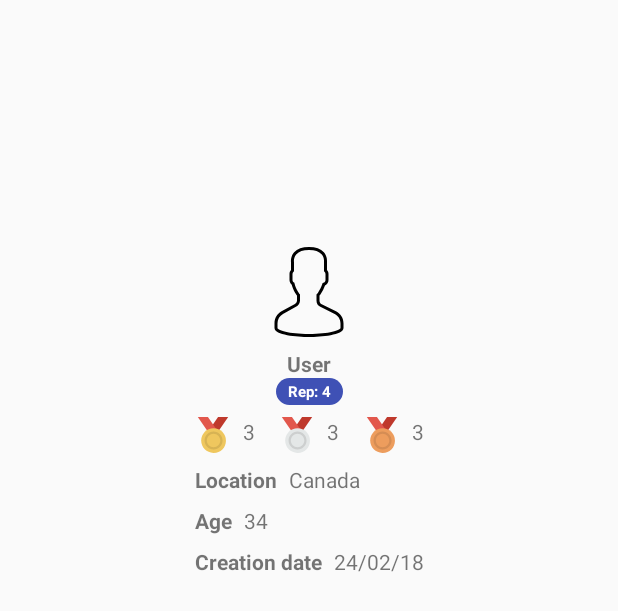
After one commit to AndrzejRyl/StackExchangeUsersList, an Android app: the layout fragment_details.xml on its own in the app's theme, with its tools: preview values and no code run, on a phone screen of 412 x 824 dp. The commit adds this screen. Shown: the top 611 px of the screen. Run offline under Robolectric (Android 15) with nearby library versions, the phone set to English and light mode, and no system bars.

Commit message:
Add details fragment layout

```diff
--- a/app/build.gradle
+++ b/app/build.gradle
@@ -14,6 +14,7 @@ android {
         versionCode 1
         versionName "1.0"
         testInstrumentationRunner "android.support.test.runner.AndroidJUnitRunner"
+        vectorDrawables.useSupportLibrary = true
     }
     buildTypes {
         release {
@@ -37,6 +38,7 @@ dependencies {
 
     implementation "com.android.support:appcompat-v7:$support_version"
     implementation 'com.android.support.constraint:constraint-layout:1.0.2'
+    implementation "com.android.support:recyclerview-v7:$support_version"
 
     testImplementation 'junit:junit:4.12'
     androidTestImplementation 'com.android.support.test:runner:1.0.1'
@@ -48,6 +50,10 @@ dependencies {
     implementation "com.google.dagger:dagger-android:$dagger2_version"
     implementation "com.google.dagger:dagger-android-support:$dagger2_version"
     kapt "com.google.dagger:dagger-android-processor:$dagger2_version"
+
+    //ButterKnife
+    implementation "com.jakewharton:butterknife:$butterknife_version"
+    kapt "com.jakewharton:butterknife-compiler:$butterknife_version"
 }
 repositories {
     mavenCentral()
--- /dev/null
+++ b/app/src/main/res/drawable/ic_bronze_medal.xml
@@ -0,0 +1,8 @@
+<!--<div>Icons made by <a href="https://www.flaticon.com/authors/pixel-buddha" title="Pixel Buddha">Pixel Buddha</a> from <a href="https://www.flaticon.com/" title="Flaticon">www.flaticon.com</a> is licensed by <a href="http://creativecommons.org/licenses/by/3.0/" title="Creative Commons BY 3.0" target="_blank">CC 3.0 BY</a></div>-->
+<vector android:height="24dp" android:viewportHeight="300.439"
+    android:viewportWidth="300.439" android:width="24dp" xmlns:android="http://schemas.android.com/apk/res/android">
+    <path android:fillColor="#BF392C" android:pathData="M276.97,0h-84.5L70.42,178.38h84.5L276.97,0z"/>
+    <path android:fillColor="#E2574C" android:pathData="M23.47,0h84.5l122.05,178.38h-84.5L23.47,0z"/>
+    <path android:fillColor="#ED9D5D" android:pathData="M154.91,93.89c57.27,0 103.28,46.01 103.28,103.28s-46.01,103.28 -103.28,103.28S51.64,254.43 51.64,197.16S97.64,93.89 154.91,93.89z"/>
+    <path android:fillColor="#D58D54" android:pathData="M154.91,122.05c-41.31,0 -75.11,33.8 -75.11,75.11s33.8,75.11 75.11,75.11s75.11,-33.8 75.11,-75.11S196.22,122.05 154.91,122.05zM154.91,253.49c-30.98,0 -56.33,-25.35 -56.33,-56.33s25.35,-56.33 56.33,-56.33s56.33,25.35 56.33,56.33S185.9,253.49 154.91,253.49z"/>
+</vector>
--- /dev/null
+++ b/app/src/main/res/drawable/ic_gold_medal.xml
@@ -0,0 +1,8 @@
+<!--<div>Icons made by <a href="https://www.flaticon.com/authors/pixel-buddha" title="Pixel Buddha">Pixel Buddha</a> from <a href="https://www.flaticon.com/" title="Flaticon">www.flaticon.com</a> is licensed by <a href="http://creativecommons.org/licenses/by/3.0/" title="Creative Commons BY 3.0" target="_blank">CC 3.0 BY</a></div>-->
+<vector android:height="24dp" android:viewportHeight="300.439"
+    android:viewportWidth="300.439" android:width="24dp" xmlns:android="http://schemas.android.com/apk/res/android">
+    <path android:fillColor="#BF392C" android:pathData="M276.97,0h-84.5L70.42,178.38h84.5L276.97,0z"/>
+    <path android:fillColor="#E2574C" android:pathData="M23.47,0h84.5l122.05,178.38h-84.5L23.47,0z"/>
+    <path android:fillColor="#EFC75E" android:pathData="M154.91,93.89c57.27,0 103.28,46.01 103.28,103.28s-46.01,103.28 -103.28,103.28S51.64,254.43 51.64,197.16S97.64,93.89 154.91,93.89z"/>
+    <path android:fillColor="#D7B354" android:pathData="M154.91,122.05c-41.31,0 -75.11,33.8 -75.11,75.11s33.8,75.11 75.11,75.11s75.11,-33.8 75.11,-75.11S196.22,122.05 154.91,122.05zM154.91,253.49c-30.98,0 -56.33,-25.35 -56.33,-56.33s25.35,-56.33 56.33,-56.33s56.33,25.35 56.33,56.33S185.9,253.49 154.91,253.49z"/>
+</vector>
--- /dev/null
+++ b/app/src/main/res/drawable/ic_search_black_24dp.xml
@@ -0,0 +1,9 @@
+<vector xmlns:android="http://schemas.android.com/apk/res/android"
+        android:width="24dp"
+        android:height="24dp"
+        android:viewportWidth="24.0"
+        android:viewportHeight="24.0">
+    <path
+        android:fillColor="#FF000000"
+        android:pathData="M15.5,14h-0.79l-0.28,-0.27C15.41,12.59 16,11.11 16,9.5 16,5.91 13.09,3 9.5,3S3,5.91 3,9.5 5.91,16 9.5,16c1.61,0 3.09,-0.59 4.23,-1.57l0.27,0.28v0.79l5,4.99L20.49,19l-4.99,-5zM9.5,14C7.01,14 5,11.99 5,9.5S7.01,5 9.5,5 14,7.01 14,9.5 11.99,14 9.5,14z"/>
+</vector>
--- /dev/null
+++ b/app/src/main/res/drawable/ic_silver_medal.xml
@@ -0,0 +1,8 @@
+<!--<div>Icons made by <a href="https://www.flaticon.com/authors/pixel-buddha" title="Pixel Buddha">Pixel Buddha</a> from <a href="https://www.flaticon.com/" title="Flaticon">www.flaticon.com</a> is licensed by <a href="http://creativecommons.org/licenses/by/3.0/" title="Creative Commons BY 3.0" target="_blank">CC 3.0 BY</a></div>-->
+<vector android:height="24dp" android:viewportHeight="300.439"
+    android:viewportWidth="300.439" android:width="24dp" xmlns:android="http://schemas.android.com/apk/res/android">
+    <path android:fillColor="#BF392C" android:pathData="M276.97,0h-84.5L70.42,178.38h84.5L276.97,0z"/>
+    <path android:fillColor="#E2574C" android:pathData="M23.47,0h84.5l122.05,178.38h-84.5L23.47,0z"/>
+    <path android:fillColor="#E4E7E7" android:pathData="M154.91,93.89c57.27,0 103.28,46.01 103.28,103.28s-46.01,103.28 -103.28,103.28S51.64,254.43 51.64,197.16S97.64,93.89 154.91,93.89z"/>
+    <path android:fillColor="#CDCFCF" android:pathData="M154.91,122.05c-41.31,0 -75.11,33.8 -75.11,75.11s33.8,75.11 75.11,75.11s75.11,-33.8 75.11,-75.11S196.22,122.05 154.91,122.05zM154.91,253.49c-30.98,0 -56.33,-25.35 -56.33,-56.33s25.35,-56.33 56.33,-56.33s56.33,25.35 56.33,56.33S185.9,253.49 154.91,253.49z"/>
+</vector>
--- /dev/null
+++ b/app/src/main/res/drawable/ic_user.xml
@@ -0,0 +1,10 @@
+<!--Icons made by <a href="https://www.flaticon.com/authors/smashicons" title="Smashicons">Smashicons</a> from <a href="https://www.flaticon.com/" title="Flaticon">www.flaticon.com</a> is licensed by <a href="http://creativecommons.org/licenses/by/3.0/" title="Creative Commons BY 3.0" target="_blank">CC 3.0 BY</a>-->
+<vector xmlns:android="http://schemas.android.com/apk/res/android"
+    android:width="60dp"
+    android:height="60dp"
+    android:viewportHeight="60.0"
+    android:viewportWidth="60.0">
+    <path
+        android:fillColor="#FF000000"
+        android:pathData="M48.01,42.89l-9.55,-4.78C37.56,37.66 37,36.76 37,35.75v-3.38c0.23,-0.28 0.47,-0.6 0.72,-0.95c1.24,-1.75 2.23,-3.7 2.95,-5.8C42.08,24.97 43,23.58 43,22v-4c0,-0.96 -0.36,-1.9 -1,-2.63v-5.32c0.06,-0.55 0.28,-3.82 -2.09,-6.53C37.85,1.19 34.52,0 30,0s-7.85,1.19 -9.91,3.53C17.72,6.23 17.94,9.51 18,10.06v5.32c-0.64,0.73 -1,1.66 -1,2.63v4c0,1.22 0.55,2.35 1.5,3.11c0.92,3.63 2.83,6.36 3.5,7.24v3.31c0,0.97 -0.53,1.86 -1.38,2.32l-8.92,4.87C8.8,44.42 7,47.46 7,50.76V54c0,4.75 15.05,6 23,6s23,-1.25 23,-6v-3.04C53,47.52 51.09,44.43 48.01,42.89zM51,54c0,1.36 -7.41,4 -21,4S9,55.36 9,54v-3.24c0,-2.57 1.4,-4.93 3.66,-6.16l8.92,-4.87C23.07,38.92 24,37.35 24,35.65v-4.02l-0.23,-0.28c-0.02,-0.03 -2.47,-2.99 -3.41,-7.07l-0.09,-0.4l-0.34,-0.22C19.35,23.3 19,22.68 19,22v-4c0,-0.56 0.24,-1.08 0.67,-1.48L20,16.23V10l-0.01,-0.13c-0,-0.03 -0.34,-2.8 1.61,-5.02C23.25,2.96 26.08,2 30,2c3.9,0 6.73,0.95 8.39,2.83c1.95,2.2 1.63,5.02 1.62,5.04L40,16.23l0.33,0.3C40.76,16.92 41,17.44 41,18v4c0,0.87 -0.57,1.64 -1.42,1.9l-0.5,0.15l-0.16,0.5c-0.67,2.08 -1.62,4 -2.83,5.71c-0.3,0.42 -0.59,0.79 -0.84,1.08L35,31.62v4.13c0,1.77 0.98,3.36 2.57,4.15l9.55,4.78C49.51,45.87 51,48.28 51,50.96V54z" />
+</vector>
--- /dev/null
+++ b/app/src/main/res/drawable/reputation_background.xml
@@ -0,0 +1,7 @@
+<?xml version="1.0" encoding="utf-8"?>
+<shape xmlns:android="http://schemas.android.com/apk/res/android"
+    android:shape="rectangle">
+    <corners
+        android:radius="@dimen/badge_radius"/>
+    <solid android:color="#3F51B5" />
+</shape>
--- /dev/null
+++ b/app/src/main/res/layout/fragment_details.xml
@@ -0,0 +1,138 @@
+<?xml version="1.0" encoding="utf-8"?>
+<android.support.constraint.ConstraintLayout xmlns:android="http://schemas.android.com/apk/res/android"
+    xmlns:app="http://schemas.android.com/apk/res-auto"
+    xmlns:tools="http://schemas.android.com/tools"
+    android:layout_width="match_parent"
+    android:layout_height="match_parent">
+
+    <android.support.constraint.Guideline
+        android:id="@+id/guideline_horizontal_2"
+        style="@style/HorizontalGuideline"
+        app:layout_constraintGuide_percent="0.2" />
+
+    <android.support.constraint.Guideline
+        android:id="@+id/guideline_vertical_5"
+        style="@style/VerticalGuideline"
+        app:layout_constraintGuide_percent="0.5" />
+
+    <ImageView
+        android:id="@+id/details_fragment_avatar"
+        style="@style/Wrap"
+        android:contentDescription="@string/avatar"
+        app:layout_constraintEnd_toEndOf="parent"
+        app:layout_constraintStart_toStartOf="parent"
+        app:layout_constraintTop_toBottomOf="@id/guideline_horizontal_2"
+        app:srcCompat="@drawable/ic_user" />
+
+    <TextView
+        android:id="@+id/details_fragment_username"
+        style="@style/UserDetailsHeader"
+        app:layout_constraintEnd_toEndOf="@id/details_fragment_avatar"
+        app:layout_constraintStart_toStartOf="@id/details_fragment_avatar"
+        app:layout_constraintTop_toBottomOf="@id/details_fragment_avatar"
+        tools:text="User" />
+
+    <TextView
+        android:id="@+id/details_fragment_reputation"
+        style="@style/UserDetailsReputation"
+        android:background="@drawable/reputation_background"
+        app:layout_constraintEnd_toEndOf="@id/details_fragment_avatar"
+        app:layout_constraintStart_toStartOf="@id/details_fragment_avatar"
+        app:layout_constraintTop_toBottomOf="@id/details_fragment_username"
+        tools:text="Rep: 4" />
+
+    <ImageView
+        android:id="@+id/details_fragment_silver_badges_icon"
+        style="@style/BagdeIcon"
+        android:contentDescription="@string/silver_medal_badge"
+        app:layout_constraintEnd_toStartOf="@id/details_fragment_silver_badges_count"
+        app:layout_constraintHorizontal_chainStyle="packed"
+        app:layout_constraintStart_toEndOf="@id/details_fragment_gold_badges_count"
+        app:layout_constraintTop_toBottomOf="@id/details_fragment_reputation"
+        app:srcCompat="@drawable/ic_silver_medal" />
+
+    <TextView
+        android:id="@+id/details_fragment_silver_badges_count"
+        style="@style/UserDetailsValue"
+        app:layout_constraintEnd_toStartOf="@id/details_fragment_bronze_badges_icon"
+        app:layout_constraintStart_toEndOf="@id/details_fragment_silver_badges_icon"
+        app:layout_constraintTop_toBottomOf="@id/details_fragment_reputation"
+        tools:text="3" />
+
+    <ImageView
+        android:id="@+id/details_fragment_bronze_badges_icon"
+        style="@style/BagdeIcon"
+        android:layout_marginEnd="@dimen/margin_default"
+        android:contentDescription="@string/bronze_medal_badge"
+        app:layout_constraintEnd_toStartOf="@id/details_fragment_bronze_badges_count"
+        app:layout_constraintTop_toBottomOf="@id/details_fragment_reputation"
+        app:srcCompat="@drawable/ic_bronze_medal" />
+
+    <TextView
+        android:id="@+id/details_fragment_bronze_badges_count"
+        style="@style/UserDetailsValue"
+        app:layout_constraintEnd_toEndOf="@id/details_fragment_user_creation_date"
+        app:layout_constraintTop_toBottomOf="@id/details_fragment_reputation"
+        tools:text="3" />
+
+    <ImageView
+        android:id="@+id/details_fragment_gold_badges_icon"
+        style="@style/BagdeIcon"
+        android:contentDescription="@string/golden_medal_badge"
+        app:layout_constraintStart_toStartOf="@id/details_fragment_user_creation_date_header"
+        app:layout_constraintTop_toBottomOf="@id/details_fragment_reputation"
+        app:srcCompat="@drawable/ic_gold_medal" />
+
+    <TextView
+        android:id="@+id/details_fragment_gold_badges_count"
+        style="@style/UserDetailsValue"
+        app:layout_constraintStart_toEndOf="@id/details_fragment_gold_badges_icon"
+        app:layout_constraintTop_toBottomOf="@id/details_fragment_reputation"
+        tools:text="3" />
+
+    <TextView
+        android:id="@+id/details_fragment_user_location_header"
+        style="@style/UserDetailsHeader"
+        android:text="@string/location"
+        app:layout_constraintStart_toStartOf="@id/details_fragment_user_creation_date_header"
+        app:layout_constraintTop_toBottomOf="@id/details_fragment_gold_badges_icon" />
+
+    <TextView
+        android:id="@+id/details_fragment_user_location"
+        style="@style/UserDetailsValue"
+        app:layout_constraintStart_toEndOf="@id/details_fragment_user_location_header"
+        app:layout_constraintTop_toBottomOf="@id/details_fragment_gold_badges_icon"
+        tools:text="Canada" />
+
+    <TextView
+        android:id="@+id/details_fragment_user_age_header"
+        style="@style/UserDetailsHeader"
+        android:text="@string/age"
+        app:layout_constraintStart_toStartOf="@id/details_fragment_user_creation_date_header"
+        app:layout_constraintTop_toBottomOf="@id/details_fragment_user_location_header" />
+
+    <TextView
+        android:id="@+id/details_fragment_user_age"
+        style="@style/UserDetailsValue"
+        app:layout_constraintStart_toEndOf="@id/details_fragment_user_age_header"
+        app:layout_constraintTop_toBottomOf="@id/details_fragment_user_location_header"
+        tools:text="34" />
+
+    <TextView
+        android:id="@+id/details_fragment_user_creation_date_header"
+        style="@style/UserDetailsHeader"
+        android:text="@string/creation_date"
+        app:layout_constraintEnd_toStartOf="@id/details_fragment_user_creation_date"
+        app:layout_constraintHorizontal_chainStyle="packed"
+        app:layout_constraintStart_toStartOf="parent"
+        app:layout_constraintTop_toBottomOf="@id/details_fragment_user_age_header" />
+
+    <TextView
+        android:id="@+id/details_fragment_user_creation_date"
+        style="@style/UserDetailsValue"
+        app:layout_constraintEnd_toEndOf="parent"
+        app:layout_constraintStart_toEndOf="@id/details_fragment_user_creation_date_header"
+        app:layout_constraintTop_toBottomOf="@id/details_fragment_user_age_header"
+        tools:text="24/02/18" />
+
+</android.support.constraint.ConstraintLayout>
--- /dev/null
+++ b/app/src/main/res/values/dimens.xml
@@ -0,0 +1,5 @@
+<?xml version="1.0" encoding="utf-8"?>
+<resources>
+    <dimen name="margin_default">8dp</dimen>
+    <dimen name="badge_radius">15dp</dimen>
+</resources>
--- a/app/src/main/res/values/strings.xml
+++ b/app/src/main/res/values/strings.xml
@@ -1,3 +1,10 @@
 <resources>
     <string name="app_name">AndroidInterviewTask</string>
+    <string name="avatar">User\'s avatar</string>
+    <string name="location">Location</string>
+    <string name="age">Age</string>
+    <string name="creation_date">Creation date</string>
+    <string name="silver_medal_badge">Silver medal badge</string>
+    <string name="bronze_medal_badge">Bronze medal badge</string>
+    <string name="golden_medal_badge">Golden medal badge</string>
 </resources>
--- a/app/src/main/res/values/styles.xml
+++ b/app/src/main/res/values/styles.xml
@@ -8,4 +8,50 @@
         <item name="colorAccent">@color/colorAccent</item>
     </style>
 
+    <style name="Empty">
+        <item name="android:layout_width">0dp</item>
+        <item name="android:layout_height">0dp</item>
+    </style>
+
+    <style name="Wrap">
+        <item name="android:layout_height">wrap_content</item>
+        <item name="android:layout_width">wrap_content</item>
+    </style>
+
+    <style name="UserDetailsHeader" parent="Wrap">
+        <item name="android:textStyle">bold</item>
+        <item name="android:layout_marginTop">@dimen/margin_default</item>
+    </style>
+
+    <style name="UserDetailsValue" parent="Wrap">
+        <item name="android:layout_marginStart">@dimen/margin_default</item>
+        <item name="android:layout_marginTop">@dimen/margin_default</item>
+    </style>
+
+    <style name="HorizontalGuideline">
+        <item name="android:layout_width">match_parent</item>
+        <item name="android:layout_height">wrap_content</item>
+        <item name="android:orientation">horizontal</item>
+    </style>
+
+    <style name="VerticalGuideline">
+        <item name="android:layout_width">wrap_content</item>
+        <item name="android:layout_height">match_parent</item>
+        <item name="android:orientation">vertical</item>
+    </style>
+
+    <style name="BagdeIcon" parent="Wrap">
+        <item name="android:layout_marginTop">@dimen/margin_default</item>
+    </style>
+
+    <style name="UserDetailsReputation" parent="Wrap">
+        <item name="android:textColor">@android:color/white</item>
+        <item name="android:textSize">10sp</item>
+        <item name="android:textStyle">bold</item>
+        <item name="android:paddingLeft">8dp</item>
+        <item name="android:paddingRight">8dp</item>
+        <item name="android:paddingTop">2dp</item>
+        <item name="android:paddingBottom">2dp</item>
+    </style>
+
 </resources>
--- a/gradle.properties
+++ b/gradle.properties
@@ -22,3 +22,4 @@ kotlin_version=1.2.21
 # Libraries
 support_version=26.1.0
 dagger2_version=2.13
+butterknife_version=8.8.1
```
